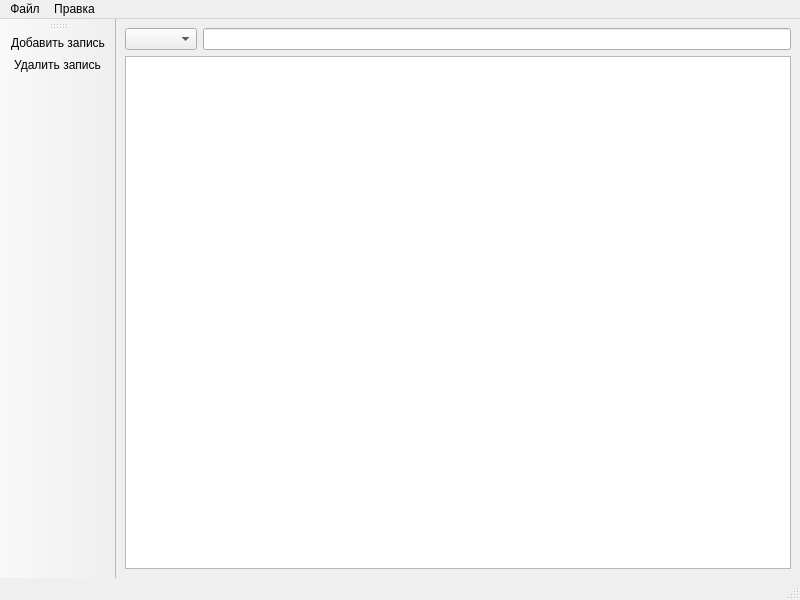
Above: mainwindow.ui from sowecthal/IS-Decanat before the change. Below: the same form after it.
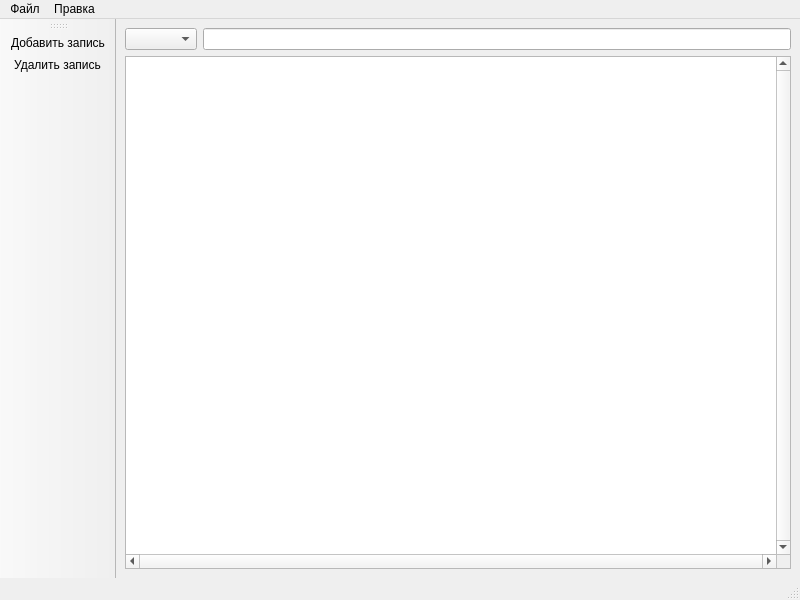
That is the form after the change. Icons and pictures are not drawn.

Patch:
```diff
--- a/mainwindow.ui
+++ b/mainwindow.ui
@@ -26,7 +26,41 @@
      </layout>
     </item>
     <item row="1" column="0">
-     <widget class="QTableView" name="tableView"/>
+     <widget class="QTableView" name="tableView">
+      <property name="verticalScrollBarPolicy">
+       <enum>Qt::ScrollBarAlwaysOn</enum>
+      </property>
+      <property name="horizontalScrollBarPolicy">
+       <enum>Qt::ScrollBarAlwaysOn</enum>
+      </property>
+      <property name="autoScroll">
+       <bool>true</bool>
+      </property>
+      <property name="gridStyle">
+       <enum>Qt::DotLine</enum>
+      </property>
+      <property name="wordWrap">
+       <bool>true</bool>
+      </property>
+      <attribute name="horizontalHeaderCascadingSectionResizes">
+       <bool>true</bool>
+      </attribute>
+      <attribute name="horizontalHeaderDefaultSectionSize">
+       <number>100</number>
+      </attribute>
+      <attribute name="horizontalHeaderHighlightSections">
+       <bool>false</bool>
+      </attribute>
+      <attribute name="horizontalHeaderShowSortIndicator" stdset="0">
+       <bool>false</bool>
+      </attribute>
+      <attribute name="horizontalHeaderStretchLastSection">
+       <bool>true</bool>
+      </attribute>
+      <attribute name="verticalHeaderVisible">
+       <bool>false</bool>
+      </attribute>
+     </widget>
     </item>
    </layout>
   </widget>
```
